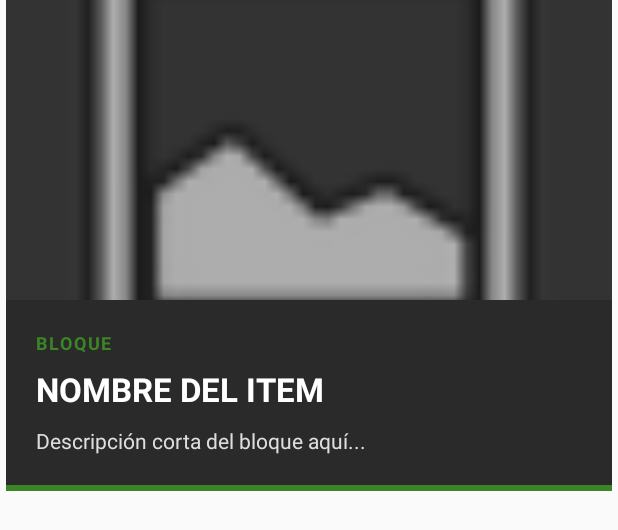
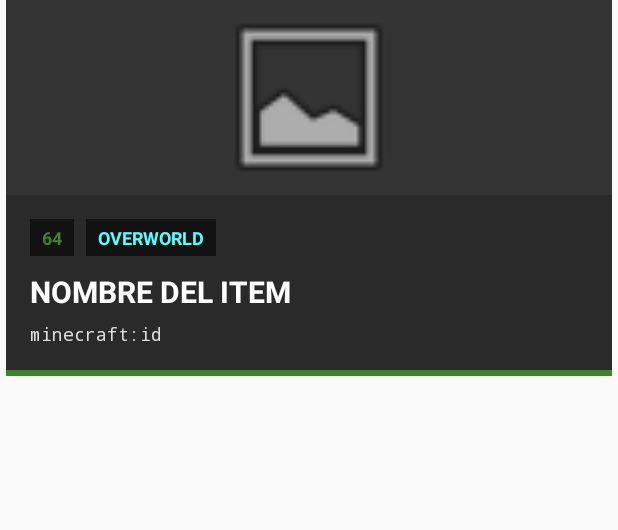
Before and after one commit to vrayiRAX/minewiki, an Android app built with Jetpack Compose: the layout item_block.xml on its own in the app's theme, with its tools: preview values and no code run, on a phone screen of 412 x 824 dp. Shown: the top 530 px of the screen. Run offline under Robolectric (Android 15) with nearby library versions, the phone set to English and light mode, and no system bars.

Commit message:
agregar info a los bloques

```diff
--- a/app/src/main/res/layout/item_block.xml
+++ b/app/src/main/res/layout/item_block.xml
@@ -4,11 +4,12 @@
     xmlns:app="http://schemas.android.com/apk/res-auto"
     android:layout_width="match_parent"
     android:layout_height="wrap_content"
-    android:layout_marginBottom="20dp"
+    android:layout_marginBottom="16dp"
     android:layout_marginHorizontal="4dp"
     app:cardBackgroundColor="@color/mc_bg_card"
     app:cardCornerRadius="0dp"
     app:cardElevation="0dp">
+
     <LinearLayout
         android:layout_width="match_parent"
         android:layout_height="wrap_content"
@@ -17,8 +18,9 @@
         <ImageView
             android:id="@+id/imgBlock"
             android:layout_width="match_parent"
-            android:layout_height="200dp"
-            android:scaleType="centerCrop"
+            android:layout_height="130dp"
+            android:scaleType="fitCenter"
+            android:padding="0dp"
             android:src="@android:drawable/ic_menu_gallery"
             android:background="#333333"/>
 
@@ -26,17 +28,39 @@
             android:layout_width="match_parent"
             android:layout_height="wrap_content"
             android:orientation="vertical"
-            android:padding="20dp">
+            android:padding="16dp">
 
-            <TextView
-                android:layout_width="wrap_content"
+            <LinearLayout
+                android:layout_width="match_parent"
                 android:layout_height="wrap_content"
-                android:text="BLOQUE"
-                android:textColor="@color/mc_green_face"
-                android:textStyle="bold"
-                android:textSize="12sp"
-                android:letterSpacing="0.1"
-                android:layout_marginBottom="8dp"/>
+                android:orientation="horizontal"
+                android:layout_marginBottom="10dp">
+
+                <TextView
+                    android:id="@+id/tvStackSize"
+                    android:layout_width="wrap_content"
+                    android:layout_height="wrap_content"
+                    android:text="64"
+                    android:background="@color/mc_input_bg"
+                    android:textColor="@color/mc_green_face"
+                    android:textSize="12sp"
+                    android:textStyle="bold"
+                    android:paddingHorizontal="8dp"
+                    android:paddingVertical="4dp"
+                    android:layout_marginEnd="8dp"/>
+
+                <TextView
+                    android:id="@+id/tvLocation"
+                    android:layout_width="wrap_content"
+                    android:layout_height="wrap_content"
+                    android:text="OVERWORLD"
+                    android:background="@color/mc_input_bg"
+                    android:textColor="#55FFFF"
+                    android:textSize="12sp"
+                    android:textStyle="bold"
+                    android:paddingHorizontal="8dp"
+                    android:paddingVertical="4dp"/>
+            </LinearLayout>
 
             <TextView
                 android:id="@+id/tvBlockName"
@@ -44,17 +68,18 @@
                 android:layout_height="wrap_content"
                 android:text="NOMBRE DEL ITEM"
                 android:textColor="@color/white"
-                android:textSize="22sp"
+                android:textSize="20sp"
                 android:textStyle="bold"
-                android:layout_marginBottom="10dp"/>
+                android:layout_marginBottom="6dp"/>
 
             <TextView
                 android:id="@+id/tvBlockDesc"
                 android:layout_width="wrap_content"
                 android:layout_height="wrap_content"
-                android:text="Descripción corta del bloque aquí..."
+                android:text="minecraft:id"
                 android:textColor="@color/mc_gray_text"
-                android:lineSpacingMultiplier="1.2"/>
+                android:textSize="12sp"
+                android:fontFamily="monospace"/>
 
         </LinearLayout>
 
```
Also changed, not shown: app/src/main/java/com/example/minewiki/ui/wiki/BlocksAdapter.kt (+29 -12 lines).
